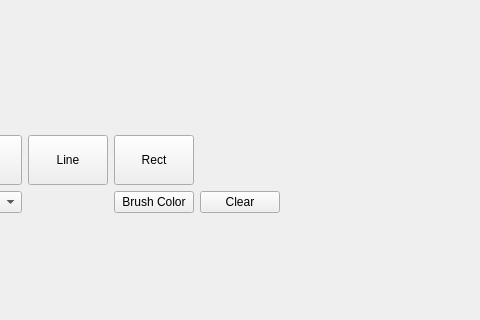
aya-gv/SSE554-Project2, file DrawingApplication/mainwindow.ui: the form before one commit; both pictures show x 155 to 635 and y 208 to 528 of the 929 by 770 pixel window.
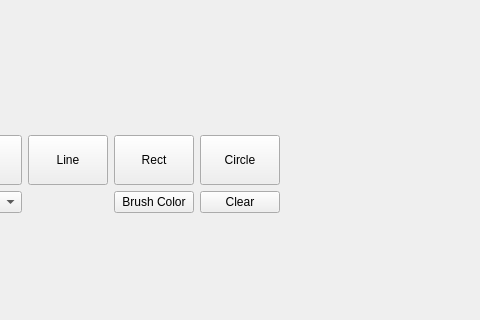
The form after the commit.

Commit message: Added File > Exit in menu strip Added Circle button to draw circle onto canvas

Patch:
```diff
--- a/DrawingApplication/mainwindow.ui
+++ b/DrawingApplication/mainwindow.ui
@@ -167,6 +167,25 @@
         </property>
        </widget>
       </item>
+      <item row="0" column="4">
+       <widget class="QPushButton" name="CircleButton">
+        <property name="sizePolicy">
+         <sizepolicy hsizetype="Minimum" vsizetype="Preferred">
+          <horstretch>0</horstretch>
+          <verstretch>0</verstretch>
+         </sizepolicy>
+        </property>
+        <property name="minimumSize">
+         <size>
+          <width>50</width>
+          <height>50</height>
+         </size>
+        </property>
+        <property name="text">
+         <string>Circle</string>
+        </property>
+       </widget>
+      </item>
      </layout>
     </item>
     <item row="2" column="0">
```
The commit also changes 5 other files.
